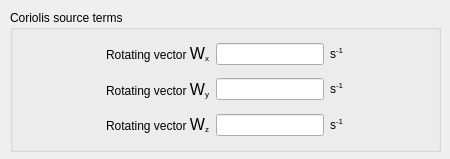
Above: gui/Pages/CoriolisSourceTermsForm.ui from code-saturne/code_saturne before the change. Below: the same form after it.
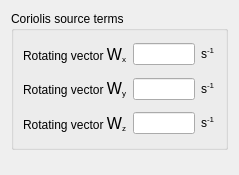
That is the form after the change.

The edit to the form file:
```diff
--- a/gui/Pages/CoriolisSourceTermsForm.ui
+++ b/gui/Pages/CoriolisSourceTermsForm.ui
@@ -1,12 +1,12 @@
 <ui version="4.0" >
  <class>CoriolisSourceTermsForm</class>
- <widget class="QWidget" name="CoriolisSourceTermsForm" >
-  <property name="geometry" >
+ <widget class="QWidget" name="CoriolisSourceTermsForm">
+  <property name="geometry">
    <rect>
     <x>0</x>
     <y>0</y>
-    <width>450</width>
-    <height>159</height>
+    <width>239</width>
+    <height>175</height>
    </rect>
   </property>
   <property name="minimumSize" >
@@ -24,17 +24,24 @@
   <property name="autoFillBackground" >
    <bool>true</bool>
   </property>
-  <widget class="QGroupBox" name="groupBox" >
-   <property name="geometry" >
-    <rect>
-     <x>10</x>
-     <y>10</y>
-     <width>431</width>
-     <height>142</height>
-    </rect>
-   </property>
-   <property name="sizePolicy" >
-    <sizepolicy vsizetype="Preferred" hsizetype="Preferred" >
+  <layout class="QGridLayout" name="gridLayout">
+   <item row="0" column="0">
+    <spacer name="horizontalSpacer">
+     <property name="orientation">
+      <enum>Qt::Horizontal</enum>
+     </property>
+     <property name="sizeHint" stdset="0">
+      <size>
+       <width>2</width>
+       <height>20</height>
+      </size>
+     </property>
+    </spacer>
+   </item>
+   <item row="0" column="1">
+    <widget class="QGroupBox" name="groupBox">
+     <property name="sizePolicy">
+      <sizepolicy hsizetype="Preferred" vsizetype="Preferred">
      <horstretch>0</horstretch>
      <verstretch>0</verstretch>
     </sizepolicy>
@@ -251,6 +258,34 @@
     </item>
    </layout>
   </widget>
+   </item>
+   <item row="0" column="2">
+    <spacer name="horizontalSpacer_2">
+     <property name="orientation">
+      <enum>Qt::Horizontal</enum>
+     </property>
+     <property name="sizeHint" stdset="0">
+      <size>
+       <width>2</width>
+       <height>20</height>
+      </size>
+     </property>
+    </spacer>
+   </item>
+   <item row="1" column="1">
+    <spacer name="verticalSpacer">
+     <property name="orientation">
+      <enum>Qt::Vertical</enum>
+     </property>
+     <property name="sizeHint" stdset="0">
+      <size>
+       <width>20</width>
+       <height>0</height>
+      </size>
+     </property>
+    </spacer>
+   </item>
+  </layout>
  </widget>
  <resources/>
  <connections/>
```
Left out of the diff: 147 changed lines with no effect on the pictures. Lines whose indentation alone changed are shown as unchanged.
